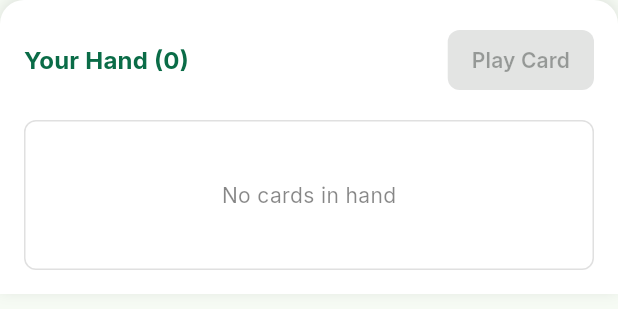
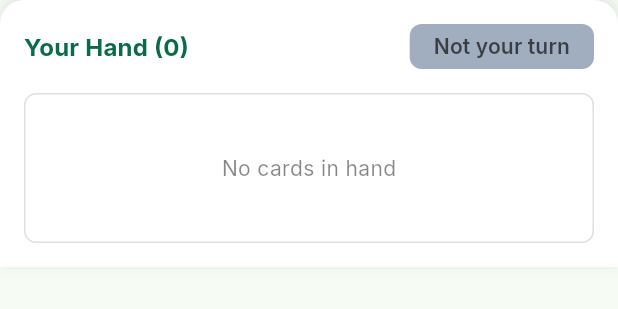
Before and after one commit to Nickipicki/Zandar, a Flutter app: the HandView widget shown alone on an empty page, opened directly with empty values, on a phone screen of 412 x 824 dp. Shown: the top 309 px of the screen. Run offline on Flutter 3.47's test engine with Material 3 defaults, Android fonts, the phone set to English and light mode, and no system bars; our stand-ins replace easy_localization, firebase_core, flutter_riverpod, google_fonts, hive_flutter; accounts and stored records are empty; generated files the repository leaves out were written again.

Commit message:
Fix hand display to only show human player cards and improve turn indication

```diff
--- a/lib/features/game/presentation/screens/table_screen.dart
+++ b/lib/features/game/presentation/screens/table_screen.dart
@@ -133,13 +133,13 @@ class _TableScreenState extends ConsumerState<TableScreen> {
               ),
             ),
 
-            // Player Hand
+            // Player Hand - Only show for human player (always player 0)
             HandView(
-              hand: _gameState.currentPlayer.hand,
+              hand: _gameState.players[0].hand,
               selectedCard: _selectedCard,
               onCardTap: _onHandCardTap,
               onCardPlay: _onCardPlay,
-              isValidMove: _selectedCard != null && _canMakeMove(),
+              isValidMove: _selectedCard != null && _canMakeMove() && _gameState.currentPlayer.isHuman,
             ),
           ],
         ),
--- a/lib/features/game/presentation/widgets/hand_view.dart
+++ b/lib/features/game/presentation/widgets/hand_view.dart
@@ -52,13 +52,11 @@ class HandView extends StatelessWidget {
                   fontWeight: FontWeight.bold,
                 ),
               ),
-              if (selectedCard != null)
+              if (selectedCard != null && isValidMove)
                 ElevatedButton(
-                  onPressed: isValidMove ? onCardPlay : null,
+                  onPressed: onCardPlay,
                   style: ElevatedButton.styleFrom(
-                    backgroundColor: isValidMove
-                      ? ZandarColors.accent
-                      : ZandarColors.scoreNeutral,
+                    backgroundColor: ZandarColors.accent,
                     foregroundColor: ZandarColors.onAccent,
                     padding: const EdgeInsets.symmetric(horizontal: 16, vertical: 8),
                     shape: RoundedRectangleBorder(
@@ -68,6 +66,21 @@ class HandView extends StatelessWidget {
                   child: Text(
                     'Play Card',
                     style: ZandarTypography.buttonText.copyWith(fontSize: 14),
+                  ),
+                )
+              else if (selectedCard != null && !isValidMove)
+                Container(
+                  padding: const EdgeInsets.symmetric(horizontal: 16, vertical: 8),
+                  decoration: BoxDecoration(
+                    color: ZandarColors.scoreNeutral,
+                    borderRadius: BorderRadius.circular(8),
+                  ),
+                  child: Text(
+                    'Not your turn',
+                    style: ZandarTypography.buttonText.copyWith(
+                      fontSize: 14,
+                      color: ZandarColors.onSurface.withOpacity(0.7),
+                    ),
                   ),
                 ),
             ],
```
